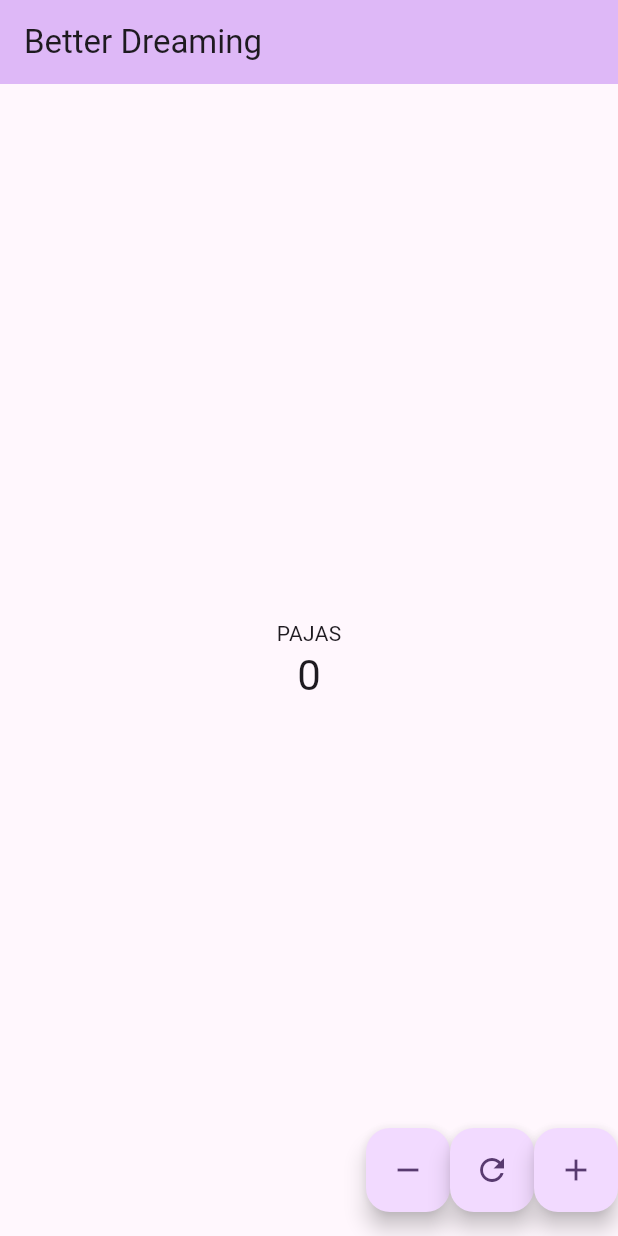
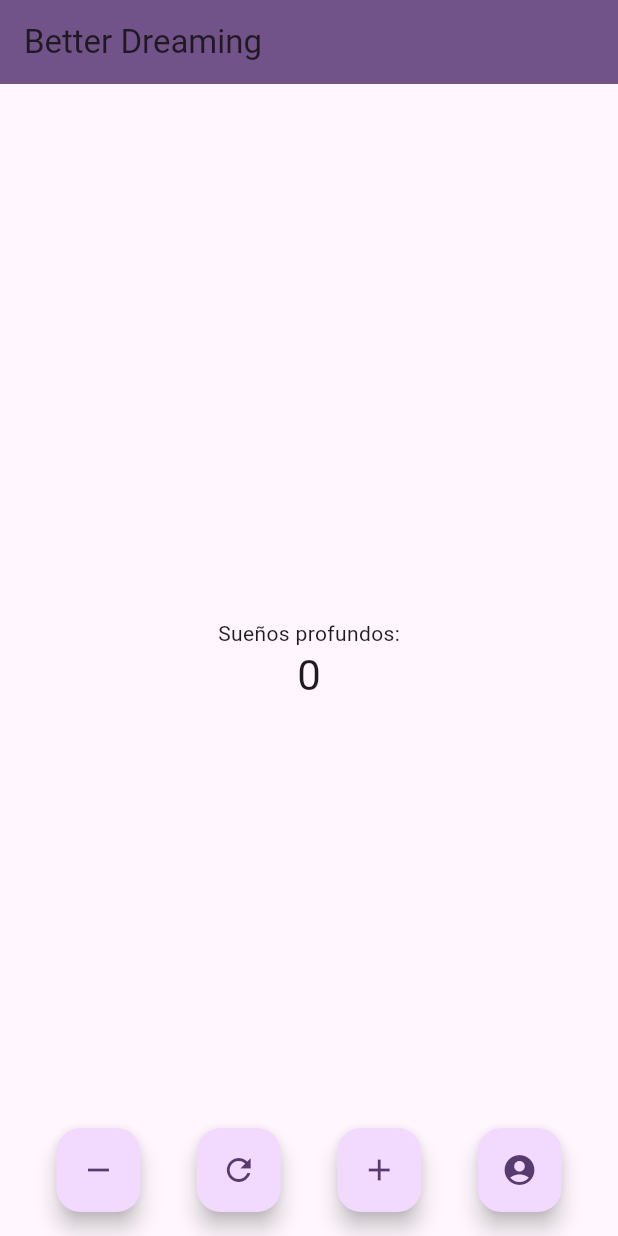
Before and after one commit to KahanaEnder/better_dreaming, a Flutter app: the screen it shows after launch, on a phone screen of 412 x 824 dp. Run offline on Flutter 3.47's test engine with Material 3 defaults, Android fonts, the phone set to English and light mode, and no system bars.

Commit message:
Agrega una funcion print de prueba, se cambian unos valores y se agrega otro archivo.dart

```diff
--- a/lib/main.dart
+++ b/lib/main.dart
@@ -1,6 +1,6 @@
 import 'package:flutter/material.dart';
 // Import no utilizado eliminado: 'package:flutter/rendering.dart';
-
+import 'learning.dart';
 void main() {
   runApp(const MyApp());
 }
@@ -52,12 +52,15 @@ class _MyHomePageState extends State<MyHomePage> {
       _counter = 0;
     });
   }
+  void _tryPrintSomething() {
+    print("Cuenta");
+  }
 
   @override
   Widget build(BuildContext context) {
     return Scaffold(
       appBar: AppBar(
-        backgroundColor: Theme.of(context).colorScheme.inversePrimary,
+        backgroundColor: Theme.of(context).colorScheme.primary,
         title: Text(widget.title),
       ),
       body: Center(
@@ -65,7 +68,7 @@ class _MyHomePageState extends State<MyHomePage> {
           mainAxisAlignment: MainAxisAlignment.center,
           children: <Widget>[
             const Text(
-              'PAJAS', // Texto cambiado
+              'Sueños profundos:', // Texto cambiado
             ),
             Text(
               '$_counter',
@@ -76,7 +79,7 @@ class _MyHomePageState extends State<MyHomePage> {
       ),
       // Se reemplazó el único FloatingActionButton con una fila de botones
       floatingActionButton: Row(
-        mainAxisAlignment: MainAxisAlignment.end, // Ajusta la alineación según sea necesario
+        mainAxisAlignment: MainAxisAlignment.spaceEvenly, // Ajusta la alineación según sea necesario
         children: <Widget>[
           FloatingActionButton(
             onPressed: _decrementCounter,
@@ -96,6 +99,12 @@ class _MyHomePageState extends State<MyHomePage> {
             heroTag: 'increment', // heroTag único
             child: const Icon(Icons.add),
           ),
+          FloatingActionButton(
+            onPressed: _tryPrintSomething,
+            tooltip: 'Printear',
+            heroTag: 'printer', // heroTag único
+            child: const Icon(Icons.account_circle),
+          ),
         ],
       ),
       floatingActionButtonLocation: FloatingActionButtonLocation.centerFloat, // Opcional: Ajusta la ubicación del botón
```
Also changed, not shown: lib/learning.dart (added, +26 -0 lines).
